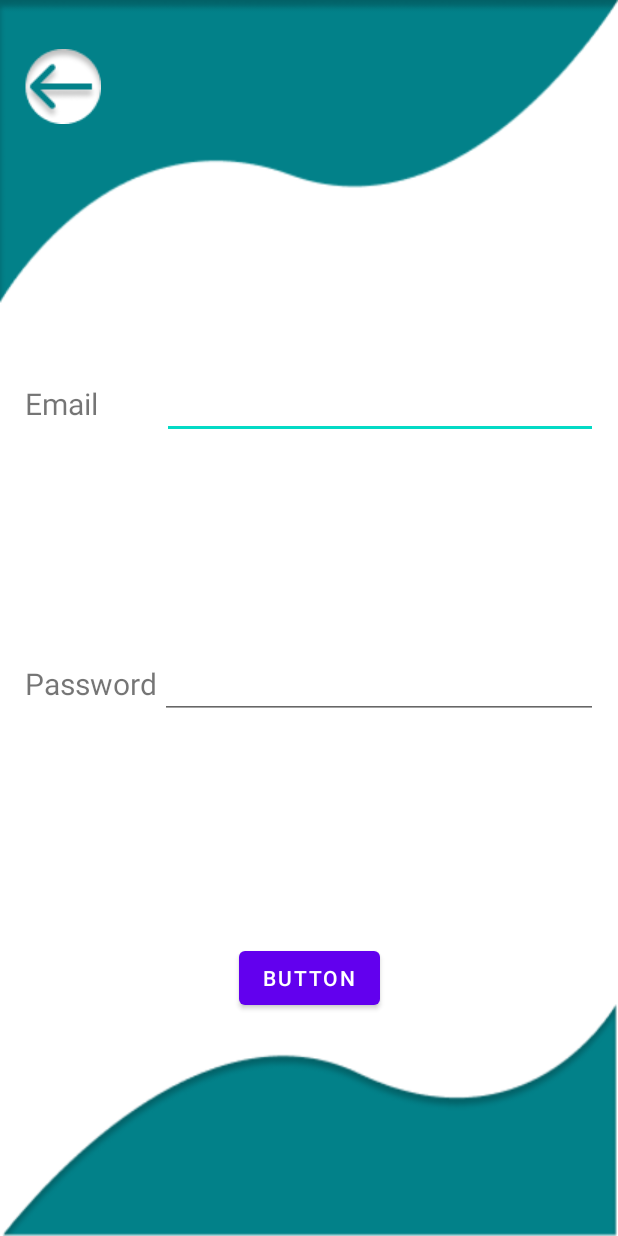
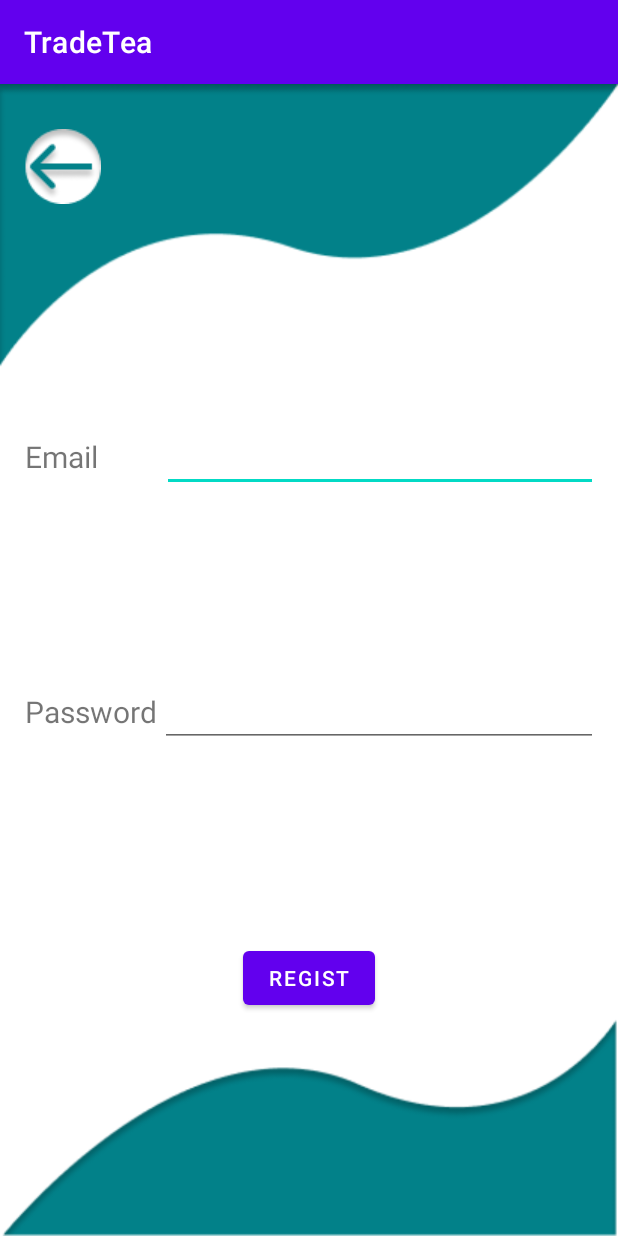
Before and after one commit to EnderShen/TradeTea-App, an Android app: the screen it shows after launch (RegisterActivity), after a tap on "Register", on a phone screen of 412 x 824 dp. Run offline under Robolectric (Android 15) with nearby library versions, the phone set to English and light mode, and no system bars; our stand-ins replace Firebase (no records; nobody signed in at launch, a user with empty details on screens opened directly).

Commit message:
add comments

```diff
--- a/app/src/main/java/com/example/tradetea/LoginActivity.java
+++ b/app/src/main/java/com/example/tradetea/LoginActivity.java
@@ -33,7 +33,7 @@ public class LoginActivity extends AppCompatActivity {
 
         fAuth = FirebaseAuth.getInstance();
 
-        mRegister = findViewById(R.id.mRegister);
+        mRegister = findViewById(R.id.Register);
         mEmail = findViewById(R.id.LoginEmail);
         mPassword = findViewById(R.id.LoginPassword);
         mLoginBT = findViewById(R.id.LoginBT);
@@ -48,6 +48,8 @@ public class LoginActivity extends AppCompatActivity {
         Login(mEmail, mPassword, mLoginBT);
     }
 
+    //When login button clicked, Validate user input first
+    //if username and passwords correct, switch to home page
     private void Login(EditText mEmail, EditText mPassword, Button mLoginBt) {
         mLoginBt.setOnClickListener(new View.OnClickListener() {
             @Override
@@ -94,6 +96,7 @@ public class LoginActivity extends AppCompatActivity {
         });
     }
 
+    //Go to register fragment, if user click the textView
     private void GotoRegister(TextView mRegister) {
         mRegister.setOnClickListener(new View.OnClickListener() {
             @Override
@@ -102,4 +105,13 @@ public class LoginActivity extends AppCompatActivity {
             }
         });
     }
+
+    @Override
+    protected void onResume() {
+        super.onResume();
+    }
+    @Override
+    protected void onStop() {
+        super.onStop();
+    }
 }
--- a/app/src/main/java/com/example/tradetea/RegisterActivity.java
+++ b/app/src/main/java/com/example/tradetea/RegisterActivity.java
@@ -30,9 +30,6 @@ public class RegisterActivity extends AppCompatActivity {
     protected void onCreate(Bundle savedInstanceState) {
         super.onCreate(savedInstanceState);
         setContentView(R.layout.activity_register);
-
-        //hide progress bar
-        getSupportActionBar().hide();
 
         RBackIcon = findViewById(R.id.mBackIcon);
         REmail = findViewById(R.id.REmail);
@@ -91,4 +88,14 @@ public class RegisterActivity extends AppCompatActivity {
             }
         });
     }
+
+    @Override
+    protected void onResume() {
+        super.onResume();
+    }
+
+    @Override
+    protected void onStop() {
+        super.onStop();
+    }
 }
--- a/app/src/main/java/com/example/tradetea/SplashScreenActivity.java
+++ b/app/src/main/java/com/example/tradetea/SplashScreenActivity.java
@@ -18,18 +18,16 @@ public class SplashScreenActivity extends AppCompatActivity {
         getWindow().setFlags(WindowManager.LayoutParams.FLAG_FULLSCREEN, WindowManager.LayoutParams.FLAG_FULLSCREEN);
         setContentView(R.layout.activity_splash_screen);
 
-        //hide progress bar
-        getSupportActionBar().hide();
-
         //Create a new logo launcher object and start it.
         LogoLauncher logoLauncher = new LogoLauncher();
         logoLauncher.start();
     }
 
+    //display splash screen for 2 second
     private class LogoLauncher extends Thread {
         public void run() {
             try {
-                sleep(1000 * Sleep_time);
+                sleep(2000 * Sleep_time);
             } catch (InterruptedException e) {
                 e.printStackTrace();
             }
--- a/app/src/main/res/layout/activity_login.xml
+++ b/app/src/main/res/layout/activity_login.xml
@@ -16,7 +16,6 @@
         app:layout_constraintStart_toStartOf="parent"
         app:layout_constraintTop_toBottomOf="@+id/linearLayout4">
 
-
         <EditText
             android:id="@+id/LoginPassword"
             android:layout_width="205dp"
@@ -33,8 +32,6 @@
         app:layout_constraintEnd_toEndOf="parent"
         app:layout_constraintStart_toStartOf="parent"
         app:layout_constraintTop_toTopOf="parent">
-
-
 
         <EditText
             android:id="@+id/LoginEmail"
@@ -55,7 +52,7 @@
         app:layout_constraintStart_toStartOf="parent" />
 
     <TextView
-        android:id="@+id/mRegister"
+        android:id="@+id/Register"
         android:layout_width="wrap_content"
         android:layout_height="wrap_content"
         android:text="Register"
--- a/app/src/main/res/layout/activity_register.xml
+++ b/app/src/main/res/layout/activity_register.xml
@@ -86,7 +86,7 @@
         android:layout_height="wrap_content"
         android:layout_marginBottom="148dp"
         android:layout_weight="1"
-        android:text="Button"
+        android:text="regist"
         app:layout_constraintBottom_toBottomOf="parent"
         app:layout_constraintEnd_toEndOf="parent"
         app:layout_constraintStart_toStartOf="parent" />
--- a/app/src/main/res/menu/bottom_navigation.xml
+++ b/app/src/main/res/menu/bottom_navigation.xml
@@ -9,7 +9,7 @@
     <item
         android:id="@+id/nav_list"
         android:icon="@android:drawable/btn_dialog"
-        android:title="Comments" />
+        android:title="Upload" />
 
     <item
         android:id="@+id/nav_location"
```
Also changed, not shown: app/src/main/java/com/example/tradetea/MainActivity.java (+17 -11 lines), app/src/main/java/com/example/tradetea/MapFragment.java (+2 -9 lines), app/src/main/java/com/example/tradetea/MyAdapter.java (+11 -7 lines), app/src/main/java/com/example/tradetea/ProductDetailFragment.java (+7 -7 lines), app/src/main/java/com/example/tradetea/RecyclerViewFragment.java (+31 -21 lines), app/src/main/java/com/example/tradetea/RecyclerViewModel.java (+0 -7 lines), app/src/main/java/com/example/tradetea/Upload.java (+15 -2 lines), app/src/main/res/layout/recyclerviewitems.xml (+5 -4 lines), 1 other file.
